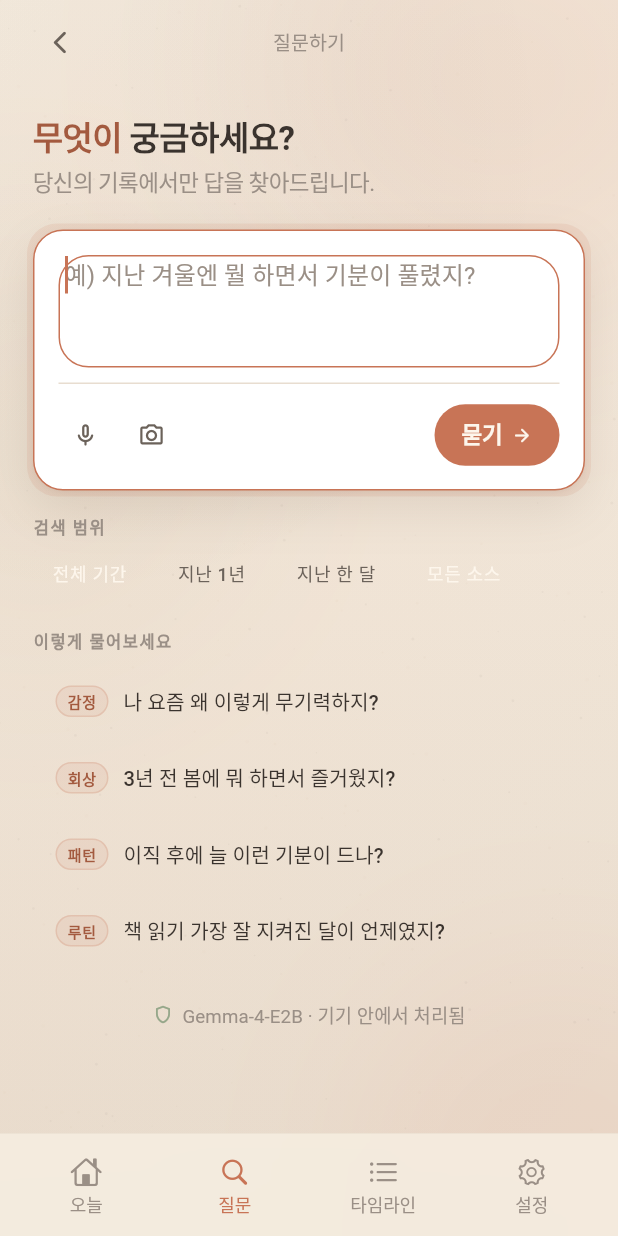
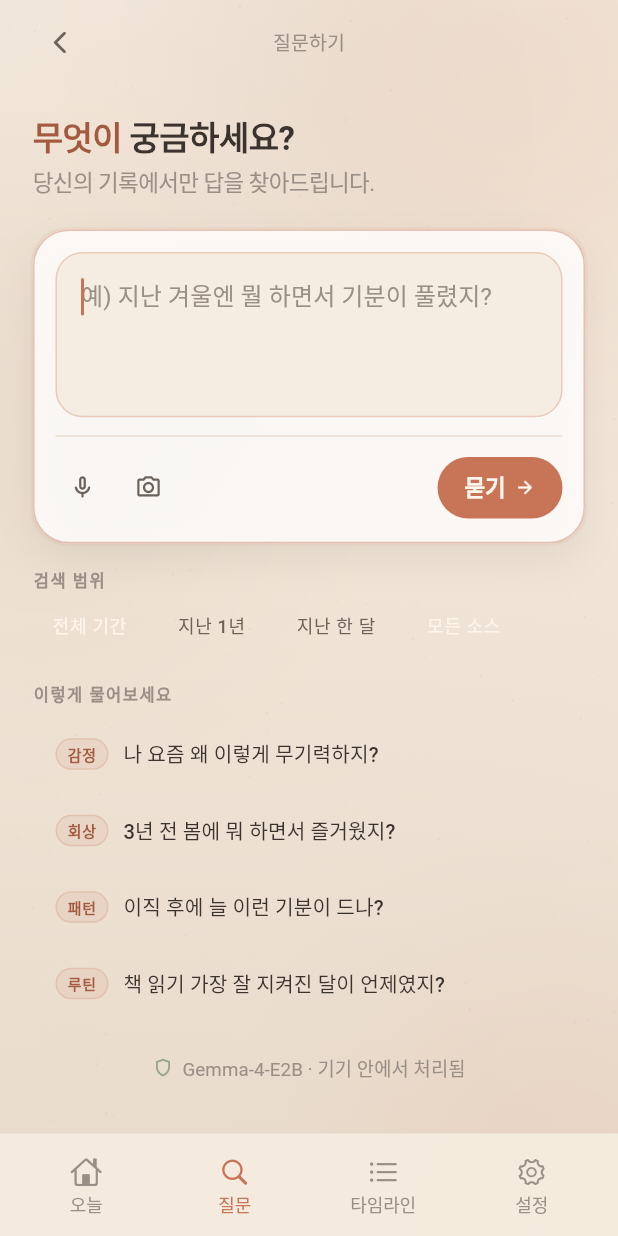
Before and after one commit to dimoteo333/curation, a Flutter app: the CuratorAppShell screen opened directly, item 2 of the bottom bar chosen, on a phone screen of 412 x 824 dp. Run offline on Flutter 3.47's test engine with Material 3 defaults, Android fonts, the phone set to English and light mode, and no system bars; our stand-ins replace file_picker, flutter_riverpod, flutter_secure_storage, package_info_plus, shared_preferences, sqflite; missing offline and left inert: device_calendar_plus, encrypt; accounts and stored records are empty; Roboto replaces fonts that are missing (IBMPlexSansKR).

Commit message:
Refine iOS captures and native input styling

```diff
--- a/mobile/lib/src/presentation/screens/ask_screen.dart
+++ b/mobile/lib/src/presentation/screens/ask_screen.dart
@@ -1,5 +1,6 @@
 import 'dart:async';
 
+import 'package:flutter/cupertino.dart';
 import 'package:flutter/material.dart';
 import 'package:flutter_riverpod/flutter_riverpod.dart';
 
@@ -143,48 +144,61 @@ class _AskScreenState extends ConsumerState<AskScreen> {
             AnimatedContainer(
               duration: const Duration(milliseconds: 180),
               curve: Curves.easeOut,
-              padding: const EdgeInsets.fromLTRB(16, 16, 16, 12),
+              padding: const EdgeInsets.fromLTRB(14, 14, 14, 12),
               decoration: BoxDecoration(
-                color: Colors.white,
-                borderRadius: BorderRadius.circular(20),
+                color: Colors.white.withValues(alpha: 0.84),
+                borderRadius: BorderRadius.circular(24),
                 border: Border.all(
-                  color: _focused ? palette.terra : palette.line2,
+                  color: _focused
+                      ? palette.terra.withValues(alpha: 0.42)
+                      : palette.line2,
                 ),
                 boxShadow: _focused
                     ? [
-                        ...palette.shadowCard,
                         BoxShadow(
-                          color: palette.terra.withValues(alpha: 0.12),
+                          color: palette.ink.withValues(alpha: 0.08),
+                          blurRadius: 22,
+                          offset: const Offset(0, 10),
+                        ),
+                        BoxShadow(
+                          color: palette.terra.withValues(alpha: 0.08),
                           blurRadius: 0,
-                          spreadRadius: 4,
+                          spreadRadius: 1.5,
                         ),
                       ]
                     : palette.shadowSoft,
               ),
               child: Column(
                 children: [
-                  TextField(
+                  CupertinoTextField(
                     key: const Key('questionTextField'),
                     controller: _controller,
                     focusNode: _focusNode,
                     minLines: 3,
                     maxLines: 8,
+                    padding: const EdgeInsets.fromLTRB(16, 16, 16, 16),
                     style: theme.textTheme.bodySmall?.copyWith(
                       fontFamily: 'IBMPlexSansKR',
                       fontSize: 16,
                       height: 1.55,
                       color: palette.ink,
                     ),
-                    decoration: InputDecoration(
-                      hintText: '예) 지난 겨울엔 뭘 하면서 기분이 풀렸지?',
-                      hintStyle: theme.textTheme.bodySmall?.copyWith(
-                        fontFamily: 'IBMPlexSansKR',
-                        fontSize: 16,
-                        color: palette.ink3,
+                    placeholder: '예) 지난 겨울엔 뭘 하면서 기분이 풀렸지?',
+                    placeholderStyle: theme.textTheme.bodySmall?.copyWith(
+                      fontFamily: 'IBMPlexSansKR',
+                      fontSize: 16,
+                      height: 1.55,
+                      color: palette.ink3,
+                    ),
+                    clearButtonMode: OverlayVisibilityMode.editing,
+                    decoration: BoxDecoration(
+                      color: palette.paper.withValues(alpha: 0.96),
+                      borderRadius: BorderRadius.circular(18),
+                      border: Border.all(
+                        color: _focused
+                            ? palette.terra.withValues(alpha: 0.28)
+                            : palette.line,
                       ),
-                      filled: false,
-                      border: InputBorder.none,
-                      contentPadding: EdgeInsets.zero,
                     ),
                     textInputAction: TextInputAction.newline,
                     onChanged: (_) {
@@ -204,7 +218,7 @@ class _AskScreenState extends ConsumerState<AskScreen> {
                       }
                     },
                   ),
-                  const SizedBox(height: 10),
+                  const SizedBox(height: 12),
                   Container(height: 1, color: palette.line),
                   const SizedBox(height: 10),
                   Row(
@@ -319,11 +333,7 @@ class _AskScreenState extends ConsumerState<AskScreen> {
             Row(
               mainAxisAlignment: MainAxisAlignment.center,
               children: [
-                Icon(
-                  Icons.shield_outlined,
-                  size: 14,
-                  color: palette.sage,
-                ),
+                Icon(Icons.shield_outlined, size: 14, color: palette.sage),
                 const SizedBox(width: 6),
                 Text(
                   'Gemma-4-E2B · 기기 안에서 처리됨',
@@ -348,9 +358,9 @@ class _AskScreenState extends ConsumerState<AskScreen> {
 
     setState(() => _inputError = null);
     unawaited(
-      ref.read(curationControllerProvider.notifier).submitQuestion(
-            normalizedQuestion,
-          ),
+      ref
+          .read(curationControllerProvider.notifier)
+          .submitQuestion(normalizedQuestion),
     );
     if (!mounted) {
       return;
@@ -383,15 +393,15 @@ class _AskScreenState extends ConsumerState<AskScreen> {
   }
 
   void _showVoiceComingSoon() {
-    ScaffoldMessenger.of(context).showSnackBar(
-      const SnackBar(content: Text('음성 입력은 곧 지원됩니다.')),
-    );
+    ScaffoldMessenger.of(
+      context,
+    ).showSnackBar(const SnackBar(content: Text('음성 입력은 곧 지원됩니다.')));
   }
 
   void _showPhotoComingSoon() {
-    ScaffoldMessenger.of(context).showSnackBar(
-      const SnackBar(content: Text('사진 첨부는 곧 지원됩니다.')),
-    );
+    ScaffoldMessenger.of(
+      context,
+    ).showSnackBar(const SnackBar(content: Text('사진 첨부는 곧 지원됩니다.')));
   }
 }
 
@@ -420,11 +430,7 @@ class _CircleIconButton extends StatelessWidget {
           shape: BoxShape.circle,
           border: Border.all(color: palette.line),
         ),
-        child: Icon(
-          icon,
-          size: 18,
-          color: palette.ink2,
-        ),
+        child: Icon(icon, size: 18, color: palette.ink2),
       ),
     );
   }
@@ -453,9 +459,7 @@ class _ScopeChip extends StatelessWidget {
         decoration: BoxDecoration(
           color: active ? palette.terra : Colors.white.withValues(alpha: 0.6),
           borderRadius: BorderRadius.circular(999),
-          border: Border.all(
-            color: active ? palette.terraDeep : palette.line,
-          ),
+          border: Border.all(color: active ? palette.terraDeep : palette.line),
         ),
         child: Text(
           label,
@@ -502,9 +506,7 @@ class _SamplePromptCard extends StatelessWidget {
               decoration: BoxDecoration(
                 color: palette.terra.withValues(alpha: 0.1),
                 borderRadius: BorderRadius.circular(999),
-                border: Border.all(
-                  color: palette.terra.withValues(alpha: 0.2),
-                ),
+                border: Border.all(color: palette.terra.withValues(alpha: 0.2)),
               ),
               child: Text(
                 category,
--- a/mobile/lib/src/presentation/widgets/nav_dock.dart
+++ b/mobile/lib/src/presentation/widgets/nav_dock.dart
@@ -20,17 +20,10 @@ class NavDock extends StatelessWidget {
   Widget build(BuildContext context) {
     final palette = Theme.of(context).extension<CuratorPalette>()!;
     final textTheme = Theme.of(context).textTheme;
+    final bottomInset = MediaQuery.viewPaddingOf(context).bottom;
     final items = <({CuratorTab destination, String label, IconData icon})>[
-      (
-        destination: CuratorTab.home,
-        label: '오늘',
-        icon: CupertinoIcons.house,
-      ),
-      (
-        destination: CuratorTab.ask,
-        label: '질문',
-        icon: CupertinoIcons.search,
-      ),
+      (destination: CuratorTab.home, label: '오늘', icon: CupertinoIcons.house),
+      (destination: CuratorTab.ask, label: '질문', icon: CupertinoIcons.search),
       (
         destination: CuratorTab.timeline,
         label: '타임라인',
@@ -43,14 +36,12 @@ class NavDock extends StatelessWidget {
       ),
     ];
 
-    return SafeArea(
-      top: false,
-      child: ClipRect(
+    return ClipRect(
       child: BackdropFilter(
         filter: ImageFilter.blur(sigmaX: 20, sigmaY: 20),
         child: DecoratedBox(
           decoration: BoxDecoration(
-              color: palette.paper.withValues(alpha: 0.88),
+            color: palette.paper.withValues(alpha: 0.9),
             border: Border(
               top: BorderSide(
                 color: palette.line2.withValues(alpha: 0.9),
@@ -59,7 +50,12 @@ class NavDock extends StatelessWidget {
             ),
           ),
           child: Padding(
-              padding: const EdgeInsets.fromLTRB(8, 10, 8, 8),
+            padding: EdgeInsets.fromLTRB(
+              8,
+              10,
+              8,
+              bottomInset > 0 ? bottomInset + 2 : 8,
+            ),
             child: Row(
               children: [
                 for (final item in items)
@@ -73,7 +69,6 @@ class NavDock extends StatelessWidget {
                     ),
                   ),
               ],
-              ),
             ),
           ),
         ),
```
Also changed, not shown: mobile/lib/src/presentation/screens/answer_screen.dart (+47 -44 lines), mobile/test_driver/website_capture_driver.dart (+9 -0 lines), website/captures/ios-simulator/core/answer.png, website/captures/ios-simulator/core/home.png, website/captures/ios-simulator/core/loading.png, website/captures/ios-simulator/core/memory-sheet.png, website/captures/ios-simulator/core/onboarding.png, 8 other files. Lines whose indentation alone changed are shown as unchanged.
